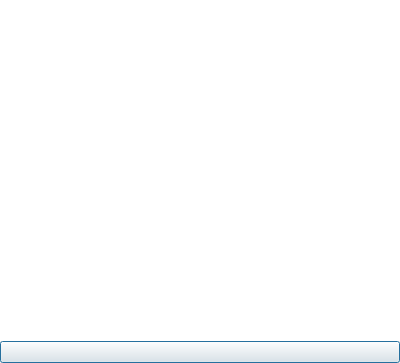
First picture: the form in QtInterfaceInspector/processlistdialog.ui, repository othrayte/qtinterfaceinspector, before the edit.
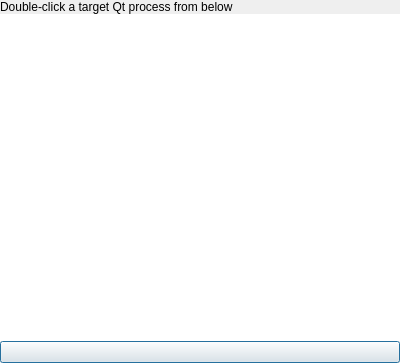
Second picture: the form after the edit. Icons and pictures are not drawn.

Commit message:
Show icons for processes and use the clearer icon layout.
Also added message to tell users what to do (double-click on processes to inject).

```diff
--- a/QtInterfaceInspector/processlistdialog.ui
+++ b/QtInterfaceInspector/processlistdialog.ui
@@ -33,11 +33,27 @@
    <property name="bottomMargin">
     <number>0</number>
    </property>
+   <item>
+    <widget class="QLabel" name="label">
+     <property name="text">
+      <string>Double-click a target Qt process from below</string>
+     </property>
+     <property name="margin">
+      <number>6</number>
+     </property>
+    </widget>
+   </item>
    <item>
     <widget class="QListWidget" name="processList">
      <property name="frameShape">
       <enum>QFrame::NoFrame</enum>
      </property>
+     <property name="spacing">
+      <number>6</number>
+     </property>
+     <property name="viewMode">
+      <enum>QListView::IconMode</enum>
+     </property>
     </widget>
    </item>
    <item>
```
The commit also changes 4 other files.
